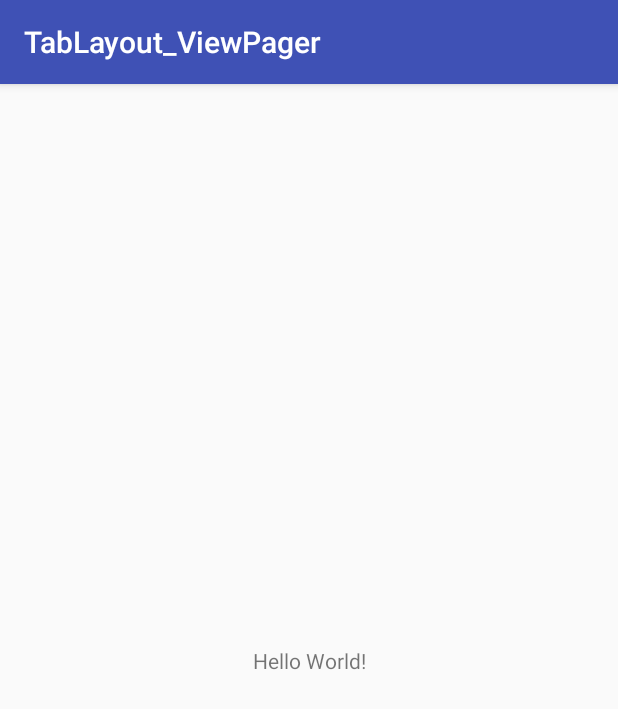
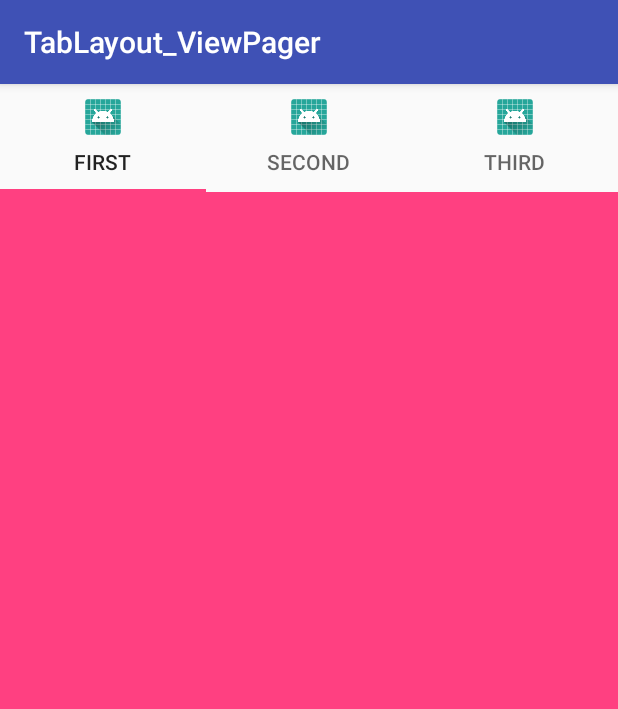
Before and after one commit to thuythuyntt/android_advance_tablayout_viewpager, an Android app: the screen it shows after launch (MainActivity), on a phone screen of 412 x 824 dp. Shown: the top 709 px of the screen. Run offline under Robolectric (Android 15) with nearby library versions, the phone set to English and light mode, and no system bars.

Commit message:
function project

```diff
--- /dev/null
+++ b/app/src/main/java/ntt/thuy/practice/framgia/tablayout_viewpager/Constants.java
@@ -0,0 +1,11 @@
+package ntt.thuy.practice.framgia.tablayout_viewpager;
+
+/**
+ * Created by thuy on 17/07/2018.
+ */
+public class Constants {
+    public static final int FIRST_PAGE = 0;
+    public static final int SECOND_PAGE = 1;
+    public static final int THIRD_PAGE = 2;
+    public static final int PAGE_NUMBER = 3;
+}
--- /dev/null
+++ b/app/src/main/java/ntt/thuy/practice/framgia/tablayout_viewpager/FirstFragment.java
@@ -0,0 +1,21 @@
+package ntt.thuy.practice.framgia.tablayout_viewpager;
+
+import android.os.Bundle;
+import android.support.annotation.Nullable;
+import android.support.v4.app.Fragment;
+import android.view.LayoutInflater;
+import android.view.View;
+import android.view.ViewGroup;
+
+/**
+ * Created by thuy on 16/07/2018.
+ */
+public class FirstFragment extends Fragment {
+    @Nullable
+    @Override
+    public View onCreateView(LayoutInflater inflater,
+                             @Nullable ViewGroup container,
+                             @Nullable Bundle savedInstanceState) {
+        return inflater.inflate(R.layout.first_fragment, null);
+    }
+}
--- a/app/src/main/java/ntt/thuy/practice/framgia/tablayout_viewpager/MainActivity.java
+++ b/app/src/main/java/ntt/thuy/practice/framgia/tablayout_viewpager/MainActivity.java
@@ -1,13 +1,46 @@
 package ntt.thuy.practice.framgia.tablayout_viewpager;
 
+import android.content.Intent;
+import android.os.Bundle;
+import android.support.design.widget.TabLayout;
+import android.support.v4.app.FragmentManager;
+import android.support.v4.view.ViewPager;
 import android.support.v7.app.AppCompatActivity;
-import android.os.Bundle;
+
+import static ntt.thuy.practice.framgia.tablayout_viewpager.Constants.FIRST_PAGE;
+import static ntt.thuy.practice.framgia.tablayout_viewpager.Constants.SECOND_PAGE;
+import static ntt.thuy.practice.framgia.tablayout_viewpager.Constants.THIRD_PAGE;
 
 public class MainActivity extends AppCompatActivity {
+
+    private TabLayout mTabLayout;
+    private ViewPager mViewPager;
 
     @Override
     protected void onCreate(Bundle savedInstanceState) {
         super.onCreate(savedInstanceState);
         setContentView(R.layout.activity_main);
+        initializeView();
     }
+
+    private void initializeView() {
+        mTabLayout = (TabLayout) findViewById(R.id.tab_layout);
+        mViewPager = (ViewPager) findViewById(R.id.view_pager);
+
+        FragmentManager fragmentManager = getSupportFragmentManager();
+        PagerAdapter adapter = new PagerAdapter(MainActivity.this, fragmentManager);
+        mViewPager.setAdapter(adapter);
+        mTabLayout.setupWithViewPager(mViewPager);
+        mViewPager.addOnPageChangeListener(new TabLayout.TabLayoutOnPageChangeListener(mTabLayout));
+        mTabLayout.setTabsFromPagerAdapter(adapter);
+
+        setupTabIcons();
+    }
+
+    private void setupTabIcons() {
+        mTabLayout.getTabAt(FIRST_PAGE).setIcon(R.mipmap.ic_launcher_round);
+        mTabLayout.getTabAt(SECOND_PAGE).setIcon(R.mipmap.ic_launcher_round);
+        mTabLayout.getTabAt(THIRD_PAGE).setIcon(R.mipmap.ic_launcher_round);
+    }
+
 }
--- /dev/null
+++ b/app/src/main/java/ntt/thuy/practice/framgia/tablayout_viewpager/PagerAdapter.java
@@ -0,0 +1,63 @@
+package ntt.thuy.practice.framgia.tablayout_viewpager;
+
+import android.content.Context;
+import android.support.v4.app.Fragment;
+import android.support.v4.app.FragmentManager;
+import android.support.v4.app.FragmentStatePagerAdapter;
+
+import static ntt.thuy.practice.framgia.tablayout_viewpager.Constants.FIRST_PAGE;
+import static ntt.thuy.practice.framgia.tablayout_viewpager.Constants.PAGE_NUMBER;
+import static ntt.thuy.practice.framgia.tablayout_viewpager.Constants.SECOND_PAGE;
+import static ntt.thuy.practice.framgia.tablayout_viewpager.Constants.THIRD_PAGE;
+
+/**
+ * Created by thuy on 17/07/2018.
+ */
+public class PagerAdapter extends FragmentStatePagerAdapter {
+
+    private Context mContext;
+
+    public PagerAdapter(Context context, FragmentManager fm) {
+        super(fm);
+        this.mContext = context;
+    }
+
+    @Override
+    public Fragment getItem(int position) {
+        Fragment fragment = null;
+        switch (position){
+            case FIRST_PAGE:
+                fragment = new FirstFragment();
+                break;
+            case SECOND_PAGE:
+                fragment = new SecondFragment();
+                break;
+            case THIRD_PAGE:
+                fragment = new ThirdFragment();
+                break;
+        }
+        return fragment;
+    }
+
+    @Override
+    public int getCount() {
+        return PAGE_NUMBER;
+    }
+
+    @Override
+    public CharSequence getPageTitle(int position) {
+        String title= "";
+        switch (position){
+            case FIRST_PAGE:
+                title = mContext.getResources().getString(R.string.first_page_title);
+                break;
+            case SECOND_PAGE:
+                title = mContext.getResources().getString(R.string.second_page_title);
+                break;
+            case THIRD_PAGE:
+                title = mContext.getResources().getString(R.string.third_page_title);
+                break;
+        }
+        return title;
+    }
+}
--- /dev/null
+++ b/app/src/main/java/ntt/thuy/practice/framgia/tablayout_viewpager/SecondFragment.java
@@ -0,0 +1,21 @@
+package ntt.thuy.practice.framgia.tablayout_viewpager;
+
+import android.os.Bundle;
+import android.support.annotation.Nullable;
+import android.support.v4.app.Fragment;
+import android.view.LayoutInflater;
+import android.view.View;
+import android.view.ViewGroup;
+
+/**
+ * Created by thuy on 16/07/2018.
+ */
+public class SecondFragment extends Fragment {
+    @Nullable
+    @Override
+    public View onCreateView(LayoutInflater inflater,
+                             @Nullable ViewGroup container,
+                             @Nullable Bundle savedInstanceState) {
+        return inflater.inflate(R.layout.second_fragment, null);
+    }
+}
--- /dev/null
+++ b/app/src/main/java/ntt/thuy/practice/framgia/tablayout_viewpager/ThirdFragment.java
@@ -0,0 +1,21 @@
+package ntt.thuy.practice.framgia.tablayout_viewpager;
+
+import android.os.Bundle;
+import android.support.annotation.Nullable;
+import android.support.v4.app.Fragment;
+import android.view.LayoutInflater;
+import android.view.View;
+import android.view.ViewGroup;
+
+/**
+ * Created by thuy on 16/07/2018.
+ */
+public class ThirdFragment extends Fragment {
+    @Nullable
+    @Override
+    public View onCreateView(LayoutInflater inflater,
+                             @Nullable ViewGroup container,
+                             @Nullable Bundle savedInstanceState) {
+        return inflater.inflate(R.layout.third_fragment, null);
+    }
+}
--- a/app/src/main/res/layout/activity_main.xml
+++ b/app/src/main/res/layout/activity_main.xml
@@ -1,18 +1,20 @@
 <?xml version="1.0" encoding="utf-8"?>
-<android.support.constraint.ConstraintLayout xmlns:android="http://schemas.android.com/apk/res/android"
+<LinearLayout xmlns:android="http://schemas.android.com/apk/res/android"
     xmlns:app="http://schemas.android.com/apk/res-auto"
-    xmlns:tools="http://schemas.android.com/tools"
     android:layout_width="match_parent"
     android:layout_height="match_parent"
-    tools:context=".MainActivity">
+    android:orientation="vertical">
 
-    <TextView
-        android:layout_width="wrap_content"
+    <android.support.design.widget.TabLayout
+        android:id="@+id/tab_layout"
+        android:layout_width="match_parent"
         android:layout_height="wrap_content"
-        android:text="Hello World!"
-        app:layout_constraintBottom_toBottomOf="parent"
-        app:layout_constraintLeft_toLeftOf="parent"
-        app:layout_constraintRight_toRightOf="parent"
-        app:layout_constraintTop_toTopOf="parent" />
+        app:tabGravity="fill"
+        app:tabMode="fixed" />
 
-</android.support.constraint.ConstraintLayout>
+    <android.support.v4.view.ViewPager
+        android:id="@+id/view_pager"
+        android:layout_width="match_parent"
+        android:layout_height="match_parent"/>
+
+</LinearLayout>
--- /dev/null
+++ b/app/src/main/res/layout/first_fragment.xml
@@ -0,0 +1,7 @@
+<?xml version="1.0" encoding="utf-8"?>
+<android.support.constraint.ConstraintLayout
+    xmlns:android="http://schemas.android.com/apk/res/android" android:layout_width="match_parent"
+    android:layout_height="match_parent"
+    android:background="@color/colorAccent">
+
+</android.support.constraint.ConstraintLayout>
--- /dev/null
+++ b/app/src/main/res/layout/second_fragment.xml
@@ -0,0 +1,7 @@
+<?xml version="1.0" encoding="utf-8"?>
+<android.support.constraint.ConstraintLayout
+    xmlns:android="http://schemas.android.com/apk/res/android" android:layout_width="match_parent"
+    android:layout_height="match_parent"
+    android:background="@android:color/holo_green_light">
+
+</android.support.constraint.ConstraintLayout>
--- /dev/null
+++ b/app/src/main/res/layout/third_fragment.xml
@@ -0,0 +1,7 @@
+<?xml version="1.0" encoding="utf-8"?>
+<android.support.constraint.ConstraintLayout
+    xmlns:android="http://schemas.android.com/apk/res/android" android:layout_width="match_parent"
+    android:layout_height="match_parent"
+    android:background="@android:color/holo_blue_bright">
+
+</android.support.constraint.ConstraintLayout>
--- a/app/src/main/res/values/strings.xml
+++ b/app/src/main/res/values/strings.xml
@@ -1,3 +1,6 @@
 <resources>
     <string name="app_name">TabLayout_ViewPager</string>
+    <string name="first_page_title">First</string>
+    <string name="second_page_title">Second</string>
+    <string name="third_page_title">Third</string>
 </resources>
```
